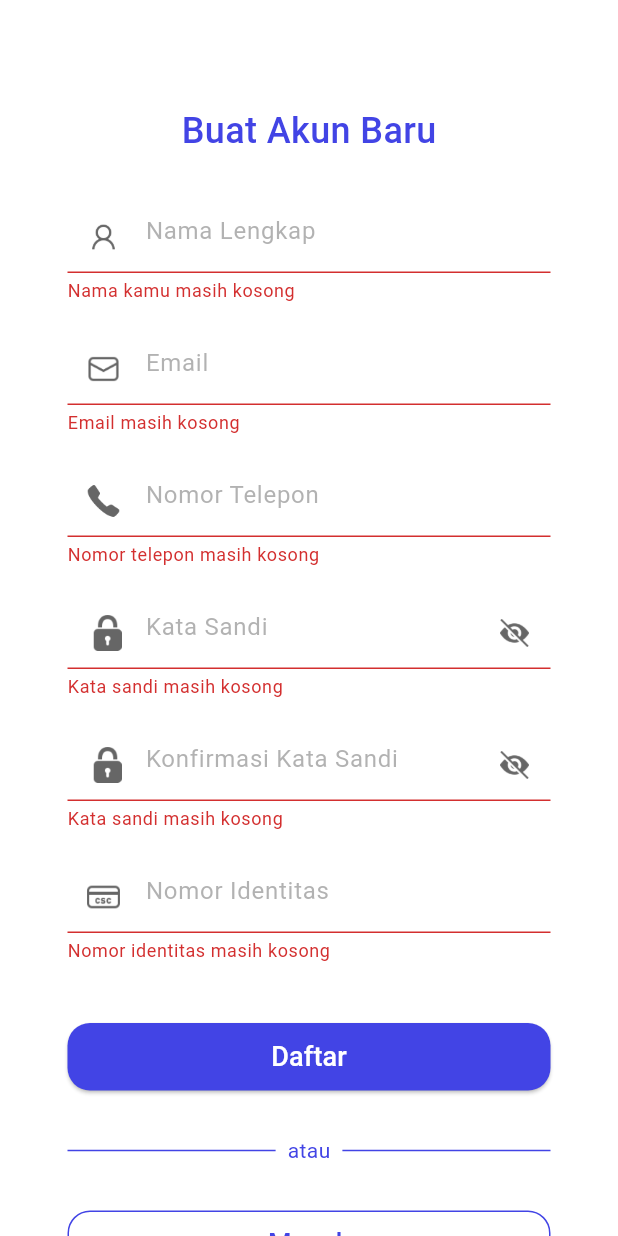
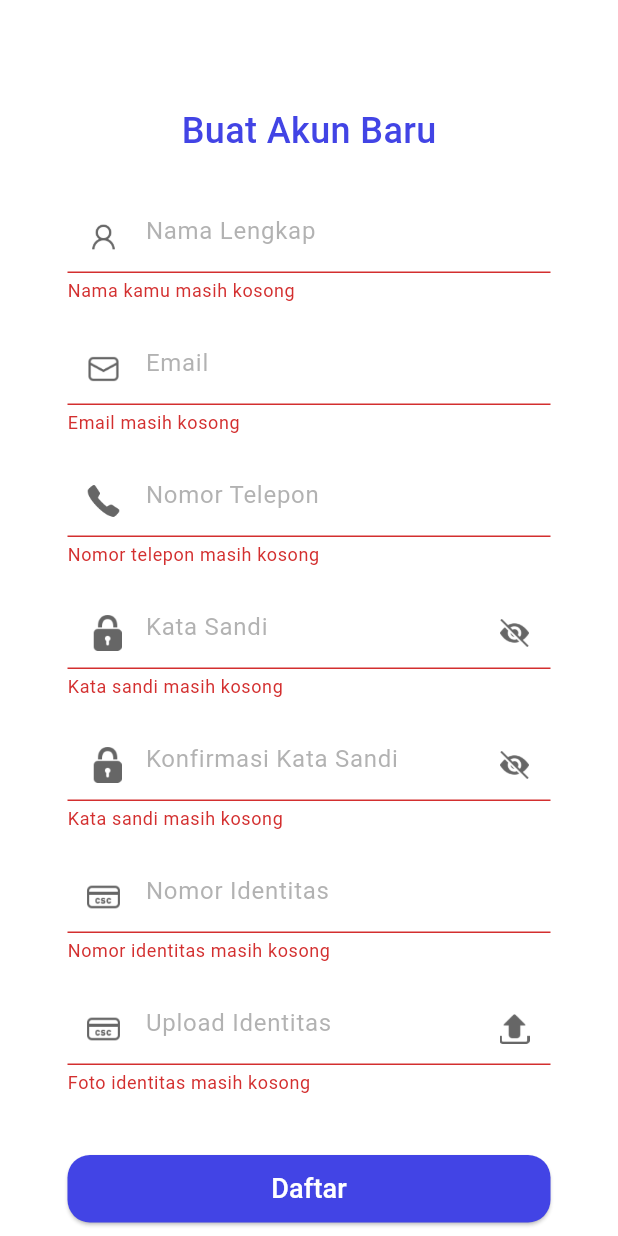
Before and after one commit to fauzan2720/smart-parking, a Flutter app: the RegisterPage screen opened directly, after a tap on "Daftar", on a phone screen of 412 x 824 dp. Run offline on Flutter 3.47's test engine with Material 2 defaults, Android fonts, the light colour scheme and no system bars; our stand-ins replace flutter_animate, flutter_bloc, get_it, image_picker.

Commit message:
create form upload

```diff
--- a/lib/core.dart
+++ b/lib/core.dart
@@ -1,5 +1,3 @@
-import 'dart:io';
-
 import 'package:flutter/material.dart';
 import 'package:flutter_bloc/flutter_bloc.dart';
 import 'package:image_picker/image_picker.dart';
--- a/lib/core/widgets/form_upload.dart
+++ b/lib/core/widgets/form_upload.dart
@@ -1,35 +1,42 @@
 part of 'package:smart_parking/core.dart';
 
 class SmartFormUpload extends StatefulWidget {
+  final TextEditingController controller;
   final String hint;
   final AssetImage icon;
   final String? helperText;
-  final TextEditingController? controller;
   final String? Function(String?)? validator;
 
   const SmartFormUpload({
-    Key? key,
+    super.key,
+    required this.controller,
     required this.hint,
     required this.icon,
     this.helperText,
-    this.controller,
     this.validator,
-  }) : super(key: key);
+  });
 
   @override
-  _SmartFormUploadState createState() => _SmartFormUploadState();
+  State<SmartFormUpload> createState() => _SmartFormUploadState();
 }
 
 class _SmartFormUploadState extends State<SmartFormUpload> {
-  late File _imageFile;
+  String? _imageUrl;
+
+  @override
+  void initState() {
+    super.initState();
+    if (widget.controller.text.isNotEmpty) {
+      _imageUrl = widget.controller.text;
+    }
+  }
 
   void _pickImage() async {
-    final pickedImage =
+    final XFile? pickedImage =
         await ImagePicker().pickImage(source: ImageSource.gallery);
     if (pickedImage != null) {
-      setState(() {
-        _imageFile = File(pickedImage.path);
-      });
+      widget.controller.text = pickedImage.path;
+      setState(() {});
     }
   }
 
@@ -38,16 +45,9 @@ class _SmartFormUploadState extends State<SmartFormUpload> {
     return Column(
       crossAxisAlignment: CrossAxisAlignment.start,
       children: [
-        Text(
-          widget.hint,
-          style: const TextStyle(
-            color: AppColors.grey,
-            fontWeight: FontWeight.w500,
-            fontSize: 14,
-          ),
-        ),
-        const SizedBox(height: 12),
-        InkWell(
+        _imageUrl == null
+            ? const SizedBox()
+            : InkWell(
                 onTap: _pickImage,
                 child: Container(
                   height: 130,
@@ -56,38 +56,35 @@ class _SmartFormUploadState extends State<SmartFormUpload> {
                     border: Border.all(color: AppColors.grey.withOpacity(0.5)),
                     borderRadius: BorderRadius.circular(8),
                   ),
-            child: _imageFile == null
-                ? Icon(
-                    Icons.cloud_upload_outlined,
-                    color: AppColors.grey.withOpacity(0.5),
-                    size: 48,
-                  )
-                : ClipRRect(
+                  child: ClipRRect(
                     borderRadius: BorderRadius.circular(8),
-                    child: Image.file(
-                      _imageFile,
+                    child: Image.network(
+                      _imageUrl!,
                       fit: BoxFit.cover,
                     ),
                   ),
                 ),
               ),
-        const SizedBox(height: 12),
+        if (_imageUrl != null) 12.0.height,
         TextFormField(
           controller: widget.controller,
           keyboardType: TextInputType.text,
           validator: widget.validator,
           readOnly: true,
           decoration: InputDecoration(
-            prefixIcon: ImageIcon(
-              widget.icon,
+            hintText: widget.hint,
+            hintStyle: TextStyle(
+              color: AppColors.grey.withOpacity(0.5),
+            ),
+            enabledBorder: const UnderlineInputBorder(
+              borderSide: BorderSide(
                 color: AppColors.grey,
               ),
-            suffixIcon: IconButton(
-              onPressed: () {
-                _pickImage();
-              },
-              icon: ImageIcon(
-                AppIcons.upload,
+            ),
+            prefixIcon: Transform.scale(
+              scale: 0.5,
+              child: ImageIcon(
+                widget.icon,
                 color: AppColors.grey,
               ),
             ),
@@ -95,6 +92,16 @@ class _SmartFormUploadState extends State<SmartFormUpload> {
             helperStyle: const TextStyle(
               color: AppColors.grey,
             ),
+            suffixIcon: IconButton(
+              onPressed: () {
+                _pickImage();
+              },
+              icon: const ImageIcon(
+                AppIcons.upload,
+                color: AppColors.grey,
+                size: 20.0,
+              ),
+            ),
           ),
         ),
       ],
--- a/lib/features/auth/presentation/pages/register_page.dart
+++ b/lib/features/auth/presentation/pages/register_page.dart
@@ -20,6 +20,7 @@ class _RegisterPageState extends State<RegisterPage> {
       TextEditingController();
   final TextEditingController identityNumberController =
       TextEditingController();
+  final TextEditingController identityImageController = TextEditingController();
 
   @override
   void dispose() {
@@ -29,6 +30,7 @@ class _RegisterPageState extends State<RegisterPage> {
     passwordController.clear();
     passwordConfirmController.clear();
     identityNumberController.clear();
+    identityImageController.clear();
     super.dispose();
   }
 
@@ -146,6 +148,19 @@ class _RegisterPageState extends State<RegisterPage> {
                       }
                     },
                   ),
+                  20.0.height,
+                  SmartFormUpload(
+                    controller: identityImageController,
+                    hint: "Upload Identitas",
+                    icon: AppIcons.identity,
+                    validator: (value) {
+                      if (value!.isEmpty) {
+                        return "Foto identitas masih kosong";
+                      } else {
+                        return null;
+                      }
+                    },
+                  ),
                   40.0.height,
                   SmartFormButton(
                     text: "Daftar",
```
Also changed, not shown: lib/features/vehicle/presentation/pages/add_vehicle.dart (+4 -4 lines), lib/features/vehicle/presentation/pages/edit_vehicle.dart (+4 -9 lines), pubspec.lock, 1 other file. Lines whose indentation alone changed are shown as unchanged.
